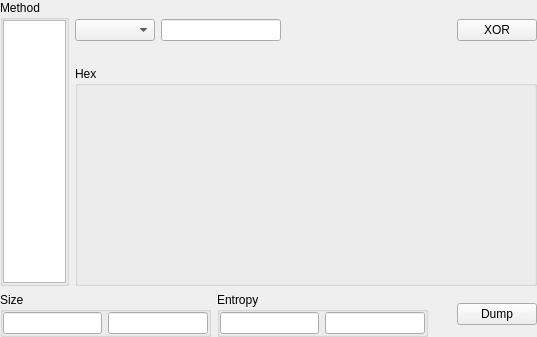
Above: xdataconvertorwidget.ui from horsicq/XDataConvertorWidget before the change. Below: the same form after it.
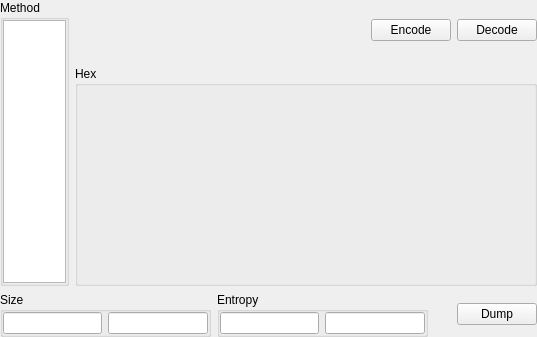
That is the form after the change. The open tabs and pages were chosen to show the change. Custom widgets are drawn as their Qt base class.

```diff
--- a/xdataconvertorwidget.ui
+++ b/xdataconvertorwidget.ui
@@ -197,6 +197,49 @@
            </item>
           </layout>
          </widget>
+         <widget class="QWidget" name="pageBASE64">
+          <layout class="QHBoxLayout" name="horizontalLayout_7">
+           <property name="leftMargin">
+            <number>0</number>
+           </property>
+           <property name="topMargin">
+            <number>0</number>
+           </property>
+           <property name="rightMargin">
+            <number>0</number>
+           </property>
+           <property name="bottomMargin">
+            <number>0</number>
+           </property>
+           <item>
+            <spacer name="horizontalSpacer_4">
+             <property name="orientation">
+              <enum>Qt::Horizontal</enum>
+             </property>
+             <property name="sizeHint" stdset="0">
+              <size>
+               <width>301</width>
+               <height>20</height>
+              </size>
+             </property>
+            </spacer>
+           </item>
+           <item>
+            <widget class="QPushButton" name="pushButtonBase64Encode">
+             <property name="text">
+              <string>Encode</string>
+             </property>
+            </widget>
+           </item>
+           <item>
+            <widget class="QPushButton" name="pushButtonBase64Decode">
+             <property name="text">
+              <string>Decode</string>
+             </property>
+            </widget>
+           </item>
+          </layout>
+         </widget>
          <widget class="QWidget" name="pageOriginal"/>
         </widget>
        </item>
```
